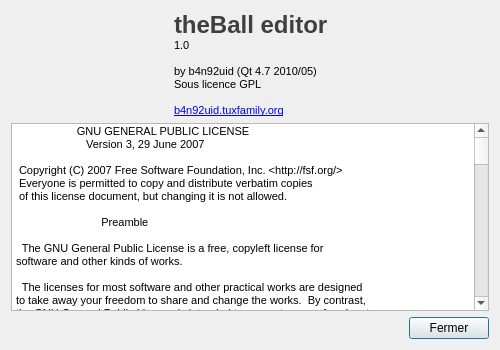
This is sources/about.ui in b4n92uid/theball-editor as Qt 5 draws it before an edit. The edited form follows.
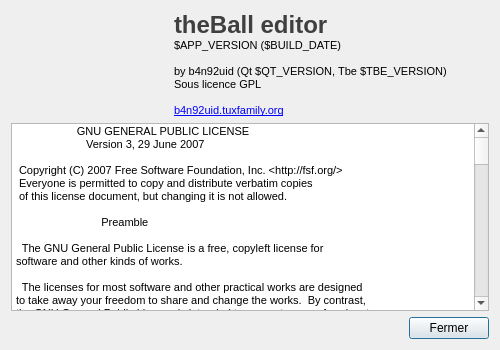
This is the edited form. Icons and pictures are not drawn.

Commit message: Fix: about dialog

What changed in the file:
```diff
--- a/sources/about.ui
+++ b/sources/about.ui
@@ -58,9 +58,9 @@
 p, li { white-space: pre-wrap; }
 &lt;/style&gt;&lt;/head&gt;&lt;body style=&quot; font-family:'MS Shell Dlg 2'; font-size:8.25pt; font-weight:400; font-style:normal;&quot;&gt;
 &lt;p style=&quot; margin-top:0px; margin-bottom:0px; margin-left:0px; margin-right:0px; -qt-block-indent:0; text-indent:0px;&quot;&gt;&lt;span style=&quot; font-size:18pt; font-weight:600; color:#3f3f3f;&quot;&gt;theBall editor&lt;/span&gt;&lt;/p&gt;
-&lt;p style=&quot; margin-top:0px; margin-bottom:0px; margin-left:0px; margin-right:0px; -qt-block-indent:0; text-indent:0px;&quot;&gt;&lt;span style=&quot; font-size:8pt;&quot;&gt;1.0&lt;/span&gt;&lt;/p&gt;
+&lt;p style=&quot; margin-top:0px; margin-bottom:0px; margin-left:0px; margin-right:0px; -qt-block-indent:0; text-indent:0px;&quot;&gt;&lt;span style=&quot; font-size:8pt;&quot;&gt;$APP_VERSION ($BUILD_DATE)&lt;/span&gt;&lt;/p&gt;
 &lt;p style=&quot;-qt-paragraph-type:empty; margin-top:0px; margin-bottom:0px; margin-left:0px; margin-right:0px; -qt-block-indent:0; text-indent:0px; font-size:8pt; font-weight:600;&quot;&gt;&lt;/p&gt;
-&lt;p style=&quot; margin-top:0px; margin-bottom:0px; margin-left:0px; margin-right:0px; -qt-block-indent:0; text-indent:0px;&quot;&gt;&lt;span style=&quot; font-size:8pt;&quot;&gt;by b4n92uid (Qt 4.7 2010/05) &lt;/span&gt;&lt;span style=&quot; font-size:8pt;&quot;&gt; &lt;/span&gt;&lt;/p&gt;
+&lt;p style=&quot; margin-top:0px; margin-bottom:0px; margin-left:0px; margin-right:0px; -qt-block-indent:0; text-indent:0px;&quot;&gt;&lt;span style=&quot; font-size:8pt;&quot;&gt;by b4n92uid (Qt $QT_VERSION, Tbe $TBE_VERSION)  &lt;/span&gt;&lt;/p&gt;
 &lt;p style=&quot; margin-top:0px; margin-bottom:0px; margin-left:0px; margin-right:0px; -qt-block-indent:0; text-indent:0px;&quot;&gt;&lt;span style=&quot; font-size:8pt;&quot;&gt;Sous licence GPL&lt;/span&gt;&lt;/p&gt;
 &lt;p style=&quot;-qt-paragraph-type:empty; margin-top:0px; margin-bottom:0px; margin-left:0px; margin-right:0px; -qt-block-indent:0; text-indent:0px; font-size:8pt;&quot;&gt;&lt;/p&gt;
 &lt;p style=&quot; margin-top:0px; margin-bottom:0px; margin-left:0px; margin-right:0px; -qt-block-indent:0; text-indent:0px;&quot;&gt;&lt;a href=&quot;b4n92uid.tuxfamily.org&quot;&gt;&lt;span style=&quot; font-size:8pt; text-decoration: underline; color:#0000ff;&quot;&gt;b4n92uid.tuxfamily.org&lt;/span&gt;&lt;/a&gt;&lt;/p&gt;&lt;/body&gt;&lt;/html&gt;</string>
```
Left out of the diff: 12 changed lines with no effect on the pictures. The commit also changes 2 other files.
